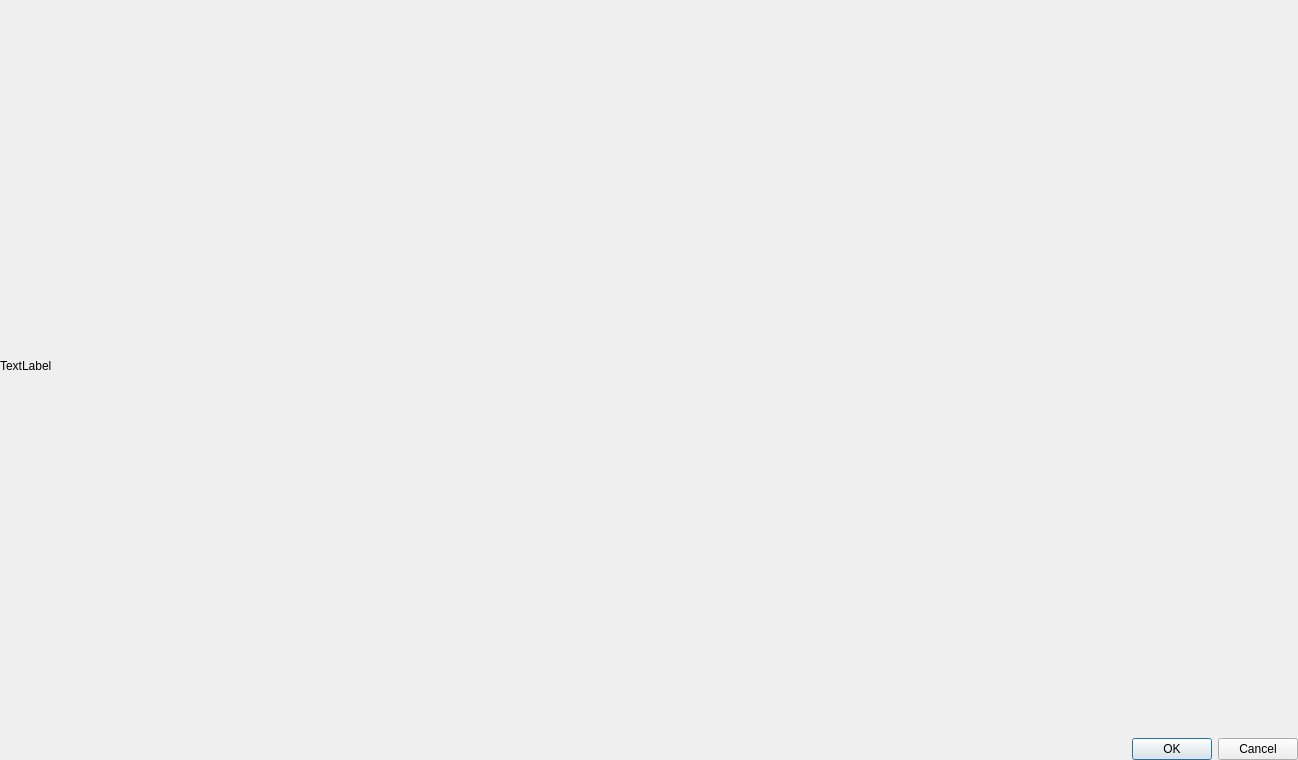
Before: the Qt Designer form homura_art/ui/collage_preview.ui in nikohonu/homura-art, drawn with Qt 5.
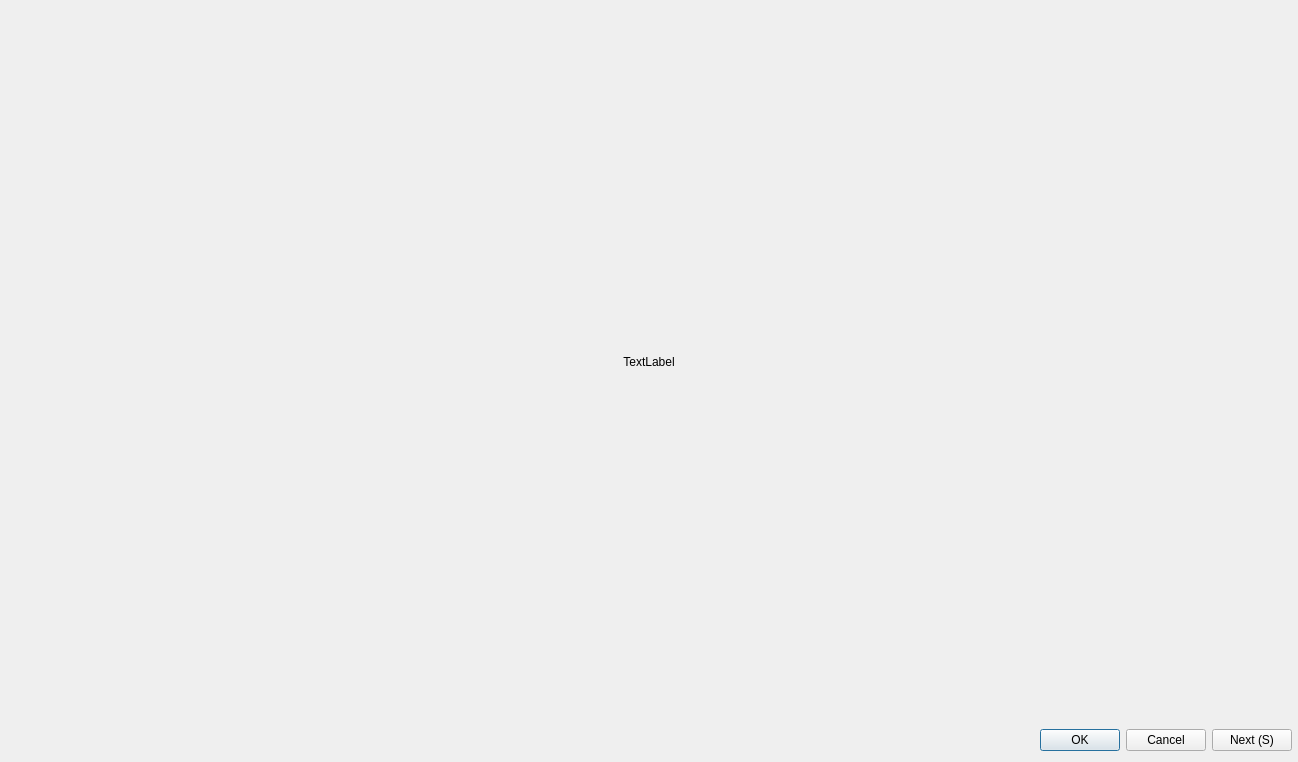
After: the same form once the commit is applied.

Commit message: add auto unuse, next collage and own collage generator

```diff
--- a/homura_art/ui/collage_preview.ui
+++ b/homura_art/ui/collage_preview.ui
@@ -7,7 +7,7 @@
     <x>0</x>
     <y>0</y>
     <width>1298</width>
-    <height>760</height>
+    <height>762</height>
    </rect>
   </property>
   <property name="windowTitle">
@@ -23,9 +23,6 @@
    <property name="rightMargin">
     <number>0</number>
    </property>
-   <property name="bottomMargin">
-    <number>0</number>
-   </property>
    <item>
     <widget class="QLabel" name="file">
      <property name="minimumSize">
@@ -37,8 +34,16 @@
      <property name="text">
       <string>TextLabel</string>
      </property>
+     <property name="alignment">
+      <set>Qt::AlignCenter</set>
+     </property>
     </widget>
    </item>
+   <item>
+    <layout class="QHBoxLayout" name="horizontalLayout">
+     <property name="rightMargin">
+      <number>6</number>
+     </property>
    <item>
     <widget class="QDialogButtonBox" name="button_box">
      <property name="orientation">
@@ -49,6 +54,15 @@
      </property>
     </widget>
    </item>
+     <item>
+      <widget class="QPushButton" name="button_next">
+       <property name="text">
+        <string>Next (S)</string>
+       </property>
+      </widget>
+     </item>
+    </layout>
+   </item>
   </layout>
  </widget>
  <resources/>
```
Left out of the diff: 32 changed lines with no effect on the pictures. Lines whose indentation alone changed are shown as unchanged. The commit also changes 10 other files.
